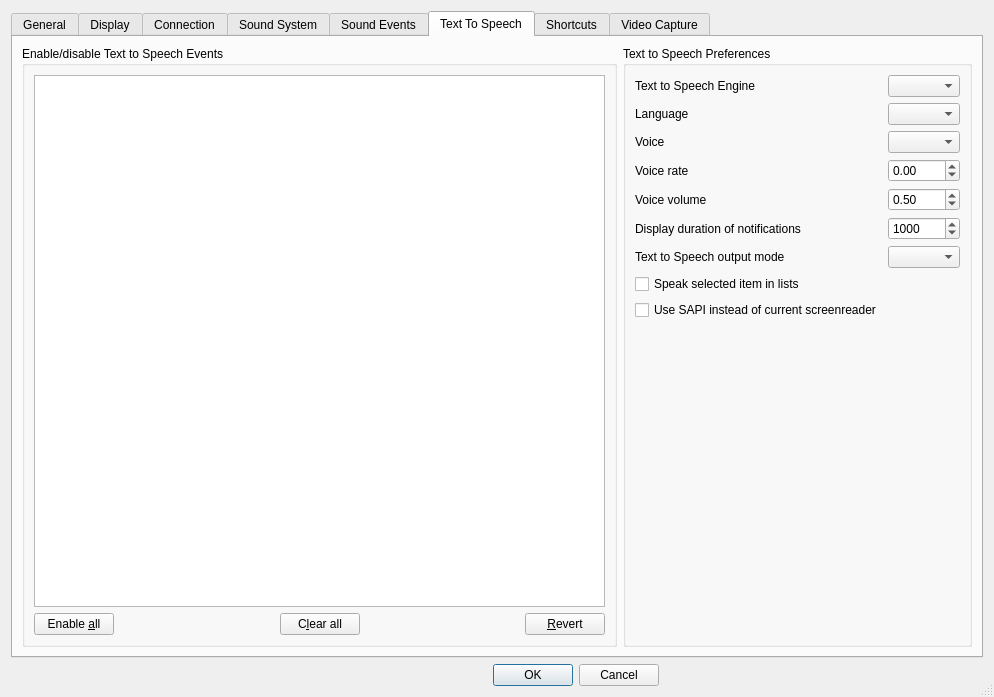
BearWare/TeamTalk5, file Client/qtTeamTalk/preferences.ui: the form before one commit.
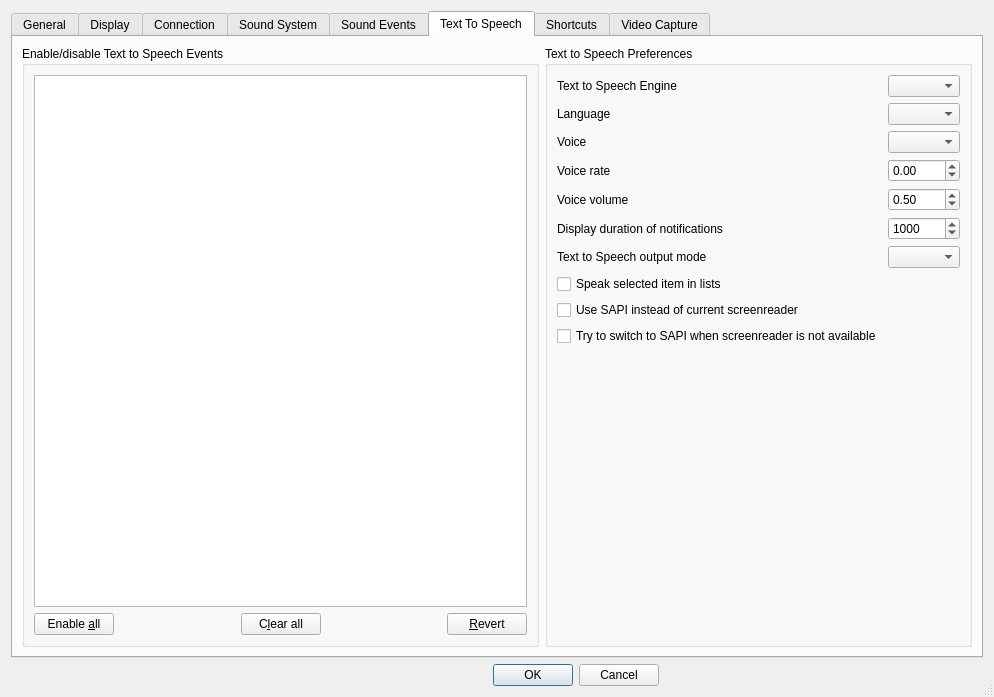
The form after the commit. The open tabs and pages were chosen to show the change. Icons and pictures are not drawn. Custom widgets are drawn as their Qt base class.

Commit message:
Add an option to configure tolk to try to output speech through sapi … (#2090)
* Add an option to configure tolk to try to output speech through sapi when screenreader is not available

* Rephrase SAPI labels

---------

The edit to the form file:
```diff
--- a/Client/qtTeamTalk/preferences.ui
+++ b/Client/qtTeamTalk/preferences.ui
@@ -2366,6 +2366,13 @@
               </property>
              </widget>
             </item>
+            <item row="10" column="0">
+             <widget class="QCheckBox" name="ttsTrySapiChkBox">
+              <property name="text">
+               <string>Try to switch to SAPI when screenreader is not available</string>
+              </property>
+             </widget>
+            </item>
            </layout>
           </item>
           <item>
```
The commit also changes 4 other files.
